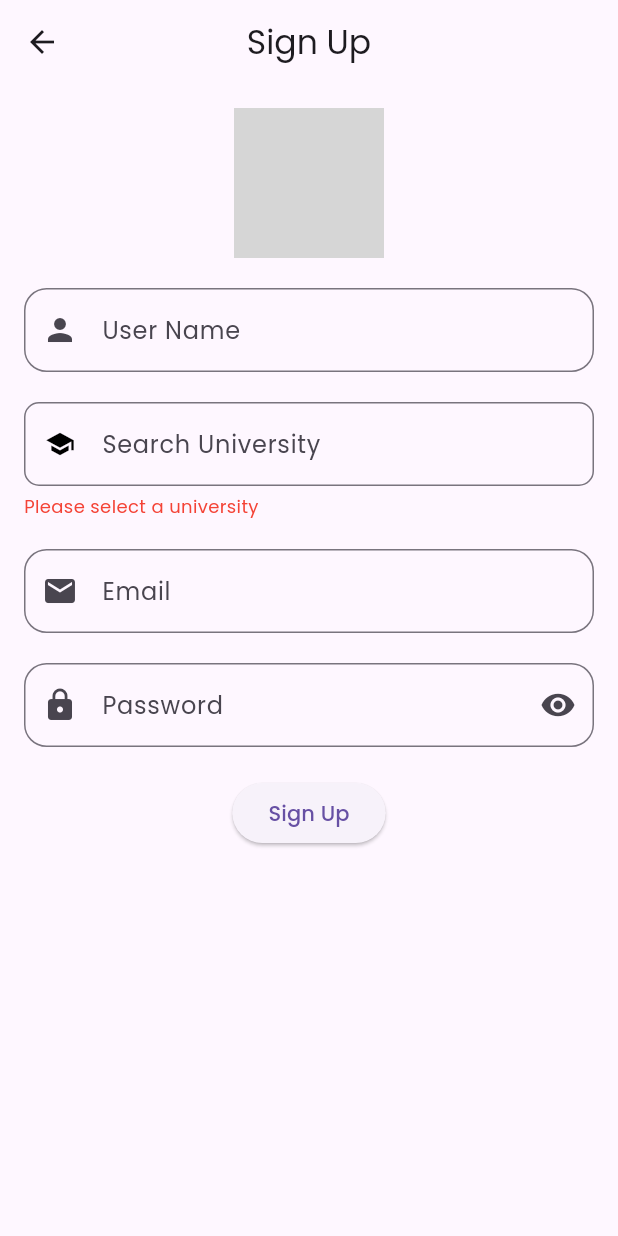
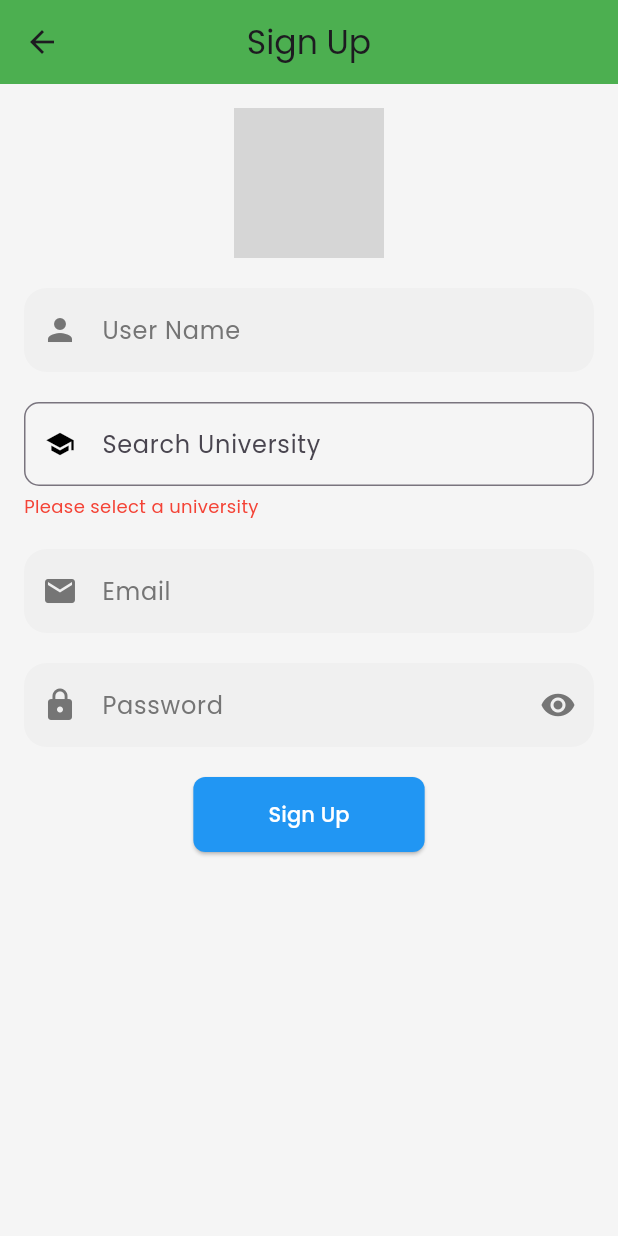
Before and after one commit to zamansheikh/campus_saga, a Flutter app: the screen it shows after launch, after a tap on "Log In", after a tap on "Don't have an account? Sign Up", on a phone screen of 412 x 824 dp. Run offline on Flutter 3.47's test engine with Material 3 defaults, Android fonts, the phone set to English and light mode, and no system bars; drawn by our look-alikes of searchfield; our stand-ins replace bloc, cached_network_image, cloud_firestore, connectivity_plus, dartz, equatable and 10 more; missing offline and left inert: advanced_salomon_bottom_bar, easy_url_launcher; accounts and stored records are empty; network calls fail; project files that could hold a hidden picture were left out; grey boxes are pictures that could not be loaded.

Commit message:
fixing color and better visibility

```diff
--- a/lib/core/constants/App_colors.dart
+++ b/lib/core/constants/App_colors.dart
@@ -2,22 +2,42 @@ import 'package:flutter/material.dart';
 
 class AppColors {
   // Primary Background Color
-  static const Color background = Color(0xFFF5F5F5); // Light gray or subtle off-white
+  static const Color background =
+      Color(0xFFF5F5F5); // Light gray or subtle off-white
 
   // Status Colors
   static const Color solved = Color(0xFF4CAF50); // Bold green for "Solved" tag
-  static const Color trueIssue = Color(0xFF66BB6A); // Bright green for "True Issue" tag
-  static const Color unsolved = Color(0xFFF44336); // Striking red for "Unsolved" or "False Claim" tag
+  static const Color trueIssue =
+      Color(0xFF66BB6A); // Bright green for "True Issue" tag
+  static const Color unsolved =
+      Color(0xFFF44336); // Striking red for "Unsolved" or "False Claim" tag
 
   // Button Colors
-  static const Color buttonPrimary = Color(0xFF2196F3); // Calming blue for buttons
-  static const Color buttonActive = Color(0xFF1976D2); // Darker shade for active buttons
+  static const Color buttonPrimary =
+      Color(0xFF2196F3); // Calming blue for buttons
+  static const Color buttonActive =
+      Color(0xFF1976D2); // Darker shade for active buttons
 
   // Text Colors
-  static const Color primaryText = Color(0xFF424242); // Dark gray for primary text
-  static const Color secondaryText = Color(0xFF757575); // Lighter gray for secondary text
+  static const Color primaryText =
+      Color(0xFF424242); // Dark gray for primary text
+  static const Color secondaryText =
+      Color(0xFF757575); // Lighter gray for secondary text
 
   // Bottom Navigation Bar Colors
-  static const Color bottomNavBackground = Color(0xFFE0E0E0); // Medium gray for background
-  static const Color bottomNavActive = Color(0xFF009688); // Teal for active icon in bottom nav
+  static const Color bottomNavBackground =
+      Color(0xFFE0E0E0); // Medium gray for background
+  static const Color bottomNavActive =
+      Color(0xFF009688); // Teal for active icon in bottom nav
+  static const Color primaryColor =
+      Color(0xFF4CAF50); // Green for main theme color
+  static const Color backgroundColor =
+      Color(0xFFF5F5F5); // Light gray background for overall page
+  static const Color inputFieldFillColor =
+      Color(0xFFF0F0F0); // Soft gray for input fields
+  static const Color buttonColor = Color(0xFF2196F3); // Blue for action buttons
+  static const Color buttonTextColor = Colors.white; // White text on buttons
+  static const Color hintTextColor =
+      Color(0xFF757575); // Light gray for hints and labels
+  static const Color fillColor = Color(0xFFF0F0F0); // Soft gray for form fields
 }
--- a/lib/data/datasources/remote/firestore_remote_datasource.dart
+++ b/lib/data/datasources/remote/firestore_remote_datasource.dart
@@ -153,7 +153,8 @@ class FirestoreRemoteDataSource {
     });
   }
 
-  Future<void> updateAgreeOrDisagree(PostModel post) async {
+  Future<void> updateAgreeOrDisagree(
+      PostModel post, UserModel user, bool isAgree) async {
     await firestore.collection('posts').doc(post.id).update(
       {
         'agree': post.agree,
@@ -162,24 +163,25 @@ class FirestoreRemoteDataSource {
     );
   }
 
-  Future<void> updateTrueOrFalse(PostModel post, UserModel user, bool isTrue) async {
-
+  Future<void> updateTrueOrFalse(
+      PostModel post, UserModel user, bool isTrue) async {
     await firestore.collection('posts').doc(post.id).update(
       {
         'trueVotes': post.trueVotes,
         'falseVotes': post.falseVotes,
       },
     );
-    if (isTrue) {
+
+      await firestore.collection('users').doc(post.userId).update({
+        'receivedVotesCount': FieldValue.increment(1),
+      });
+
       await firestore.collection('users').doc(user.id).update({
-        'trueVotes': FieldValue.increment(1),
+        'givenVotesCount': FieldValue.increment(1),
       });
-    } else {
-      await firestore.collection('users').doc(user.id).update({
-        'falseVotes': FieldValue.increment(1),
-      });
-    }
+
   }
+
   // University Operations
   Future<void> addUniversity(UniversityModel university) async {
     await firestore
--- a/lib/presentation/pages/auth/login_page.dart
+++ b/lib/presentation/pages/auth/login_page.dart
@@ -1,5 +1,6 @@
 // lib/presentation/pages/auth/login_page.dart
 
+import 'package:campus_saga/core/constants/App_colors.dart';
 import 'package:campus_saga/presentation/bloc/auth/auth_event.dart';
 import 'package:campus_saga/presentation/pages/widgets/text_editing_field.dart';
 import 'package:flutter/material.dart';
@@ -22,18 +23,24 @@ class _LoginPageState extends State<LoginPage> {
   @override
   Widget build(BuildContext context) {
     return Scaffold(
+      backgroundColor: AppColors.backgroundColor, // Light gray background
       appBar: AppBar(
+        backgroundColor: AppColors.primaryColor, // Green for AppBar
         centerTitle: true,
-        forceMaterialTransparency: true,
         title: Text(
           "Log In",
+          style:
+              TextStyle(color: AppColors.buttonTextColor), // White AppBar title
         ),
+        iconTheme:
+            IconThemeData(color: AppColors.buttonTextColor), // White icons
       ),
       body: BlocConsumer<AuthBloc, AuthState>(
         listener: (context, state) {
           if (state is AuthSuccess) {
             ScaffoldMessenger.of(context).showSnackBar(
-                SnackBar(content: Text("Logged In Successfully")));
+              SnackBar(content: Text("Logged In Successfully")),
+            );
           } else if (state is AuthFailure) {
             ScaffoldMessenger.of(context)
                 .showSnackBar(SnackBar(content: Text(state.message)));
@@ -56,6 +63,10 @@ class _LoginPageState extends State<LoginPage> {
                     controller: emailController,
                     labelText: "Email",
                     icon: Icons.email,
+                    backgroundColor:
+                        AppColors.inputFieldFillColor, // Soft gray background
+                    hintTextColor:
+                        AppColors.hintTextColor, // Light gray for hint text
                     validator: (value) {
                       if (!Validators.isValidEmail(value ?? '')) {
                         return 'Enter a valid email';
@@ -69,6 +80,10 @@ class _LoginPageState extends State<LoginPage> {
                     labelText: "Password",
                     icon: Icons.lock,
                     isObscure: true,
+                    fillColor:
+                        AppColors.inputFieldFillColor, // Soft gray background
+                    hintTextColor:
+                        AppColors.hintTextColor, // Light gray for hint text
                     validator: (value) {
                       if (!Validators.isValidPassword(value ?? '')) {
                         return 'Password must be at least 6 characters';
@@ -81,6 +96,18 @@ class _LoginPageState extends State<LoginPage> {
                     CircularProgressIndicator()
                   else
                     ElevatedButton(
+                      style: ElevatedButton.styleFrom(
+                        backgroundColor:
+                            AppColors.buttonColor, // Blue button color
+                        foregroundColor:
+                            AppColors.buttonTextColor, // White text color
+                        padding:
+                            EdgeInsets.symmetric(horizontal: 50, vertical: 15),
+                        shape: RoundedRectangleBorder(
+                          borderRadius:
+                              BorderRadius.circular(8), // Rounded corners
+                        ),
+                      ),
                       onPressed: () {
                         if (_formKey.currentState!.validate()) {
                           BlocProvider.of<AuthBloc>(context).add(
@@ -97,7 +124,11 @@ class _LoginPageState extends State<LoginPage> {
                     onPressed: () {
                       Navigator.of(context).pushNamed('/signup');
                     },
-                    child: Text("Don't have an account? Sign Up"),
+                    child: Text(
+                      "Don't have an account? Sign Up",
+                      style: TextStyle(
+                          color: AppColors.primaryColor), // Green text
+                    ),
                   ),
                 ],
               ),
--- a/lib/presentation/pages/auth/register_page.dart
+++ b/lib/presentation/pages/auth/register_page.dart
@@ -1,7 +1,6 @@
-// lib/pages/auth/register_page.dart
-
 import 'dart:io';
 
+import 'package:campus_saga/core/constants/App_colors.dart';
 import 'package:campus_saga/presentation/bloc/auth/auth_bloc.dart';
 import 'package:campus_saga/presentation/bloc/auth/auth_event.dart';
 import 'package:campus_saga/presentation/bloc/auth/auth_state.dart';
@@ -77,9 +76,11 @@ class _RegisterPageState extends State<RegisterPage> {
   @override
   Widget build(BuildContext context) {
     return Scaffold(
+      backgroundColor: AppColors.backgroundColor, // Light gray background
       appBar: AppBar(
+        backgroundColor: AppColors.primaryColor, // Green for AppBar
         centerTitle: true,
-        forceMaterialTransparency: true,
+        // forceMaterialTransparency: true,
         title: Text("Sign Up"),
       ),
       body: BlocConsumer<AuthBloc, AuthState>(
@@ -134,6 +135,9 @@ class _RegisterPageState extends State<RegisterPage> {
                         }
                         return null;
                       },
+                      backgroundColor: AppColors.backgroundColor,
+                      hintTextColor: AppColors.hintTextColor,
+                      fillColor: AppColors.fillColor,
                     ),
                     SizedBox(height: 20),
                     UniversitySearchField(
@@ -157,6 +161,9 @@ class _RegisterPageState extends State<RegisterPage> {
                         }
                         return null;
                       },
+                      backgroundColor: AppColors.backgroundColor,
+                      hintTextColor: AppColors.hintTextColor,
+                      fillColor: AppColors.fillColor,
                     ),
                     SizedBox(height: 20),
                     TextEditingField(
@@ -170,12 +177,27 @@ class _RegisterPageState extends State<RegisterPage> {
                         }
                         return null;
                       },
+                      backgroundColor: AppColors.backgroundColor,
+                      hintTextColor: AppColors.hintTextColor,
+                      fillColor: AppColors.fillColor,
                     ),
                     SizedBox(height: 20),
                     if (state is AuthLoading)
                       CircularProgressIndicator()
                     else
                       ElevatedButton(
+                        style: ElevatedButton.styleFrom(
+                          backgroundColor:
+                              AppColors.buttonColor, // Blue button color
+                          foregroundColor:
+                              AppColors.buttonTextColor, // White text color
+                          padding: EdgeInsets.symmetric(
+                              horizontal: 50, vertical: 15),
+                          shape: RoundedRectangleBorder(
+                            borderRadius:
+                                BorderRadius.circular(8), // Rounded corners
+                          ),
+                        ),
                         onPressed: () {
                           if (_formKey.currentState!.validate()) {
                             BlocProvider.of<AuthBloc>(context).add(
--- a/lib/presentation/pages/widgets/text_editing_field.dart
+++ b/lib/presentation/pages/widgets/text_editing_field.dart
@@ -8,6 +8,9 @@ class TextEditingField extends StatefulWidget {
   final IconData icon;
   final bool isObscure;
   final String? Function(String?)? validator;
+  final Color? backgroundColor; // Background of the entire field container
+  final Color? hintTextColor; // Color for hint and label text
+  final Color? fillColor; // Background color inside the field
 
   const TextEditingField({
     Key? key,
@@ -16,6 +19,9 @@ class TextEditingField extends StatefulWidget {
     required this.icon,
     this.isObscure = false,
     this.validator,
+    this.backgroundColor,
+    this.hintTextColor,
+    this.fillColor,
   }) : super(key: key);
 
   @override
@@ -33,15 +39,28 @@ class _TextEditingFieldState extends State<TextEditingField> {
 
   @override
   Widget build(BuildContext context) {
-    return TextFormField(
+    return Container(
+      color: widget.backgroundColor ??
+          Colors.transparent, // Apply background color if provided
+      child: TextFormField(
         controller: widget.controller,
         decoration: InputDecoration(
           labelText: widget.labelText,
-        prefixIcon: Icon(widget.icon),
+          labelStyle: TextStyle(
+            color: widget.hintTextColor ??
+                Colors.grey, // Apply hint text color if provided
+          ),
+          prefixIcon: Icon(
+            widget.icon,
+            color: widget.hintTextColor ??
+                Colors.grey, // Apply icon color to match hint color
+          ),
           suffixIcon: widget.isObscure
               ? IconButton(
                   icon: Icon(
                     _isObscure ? Icons.visibility : Icons.visibility_off,
+                    color: widget.hintTextColor ??
+                        Colors.grey, // Icon color for visibility toggle
                   ),
                   onPressed: () {
                     setState(() {
@@ -50,10 +69,26 @@ class _TextEditingFieldState extends State<TextEditingField> {
                   },
                 )
               : null,
-        border: OutlineInputBorder(borderRadius: BorderRadius.circular(15)),
+          filled: true,
+          fillColor: widget.fillColor ??
+              Colors.white, // Fill inside of the field if color provided
+          border: OutlineInputBorder(
+            borderRadius: BorderRadius.circular(15),
+            borderSide:
+                BorderSide.none, // Hide border to match filled background
+          ),
+          enabledBorder: OutlineInputBorder(
+            borderRadius: BorderRadius.circular(15),
+            borderSide: BorderSide(color: Colors.transparent),
+          ),
+          focusedBorder: OutlineInputBorder(
+            borderRadius: BorderRadius.circular(15),
+            borderSide: BorderSide(color: widget.hintTextColor ?? Colors.grey),
+          ),
         ),
         obscureText: _isObscure,
         validator: widget.validator,
+      ),
     );
   }
 }
```
Lines whose indentation alone changed are shown as unchanged.
